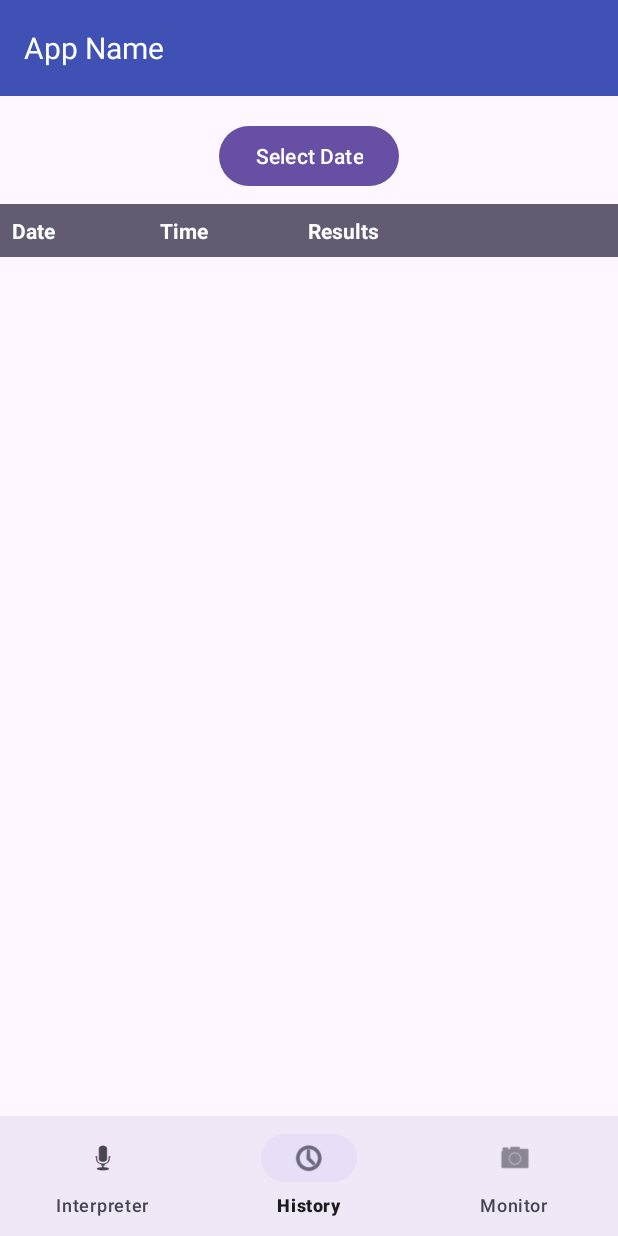
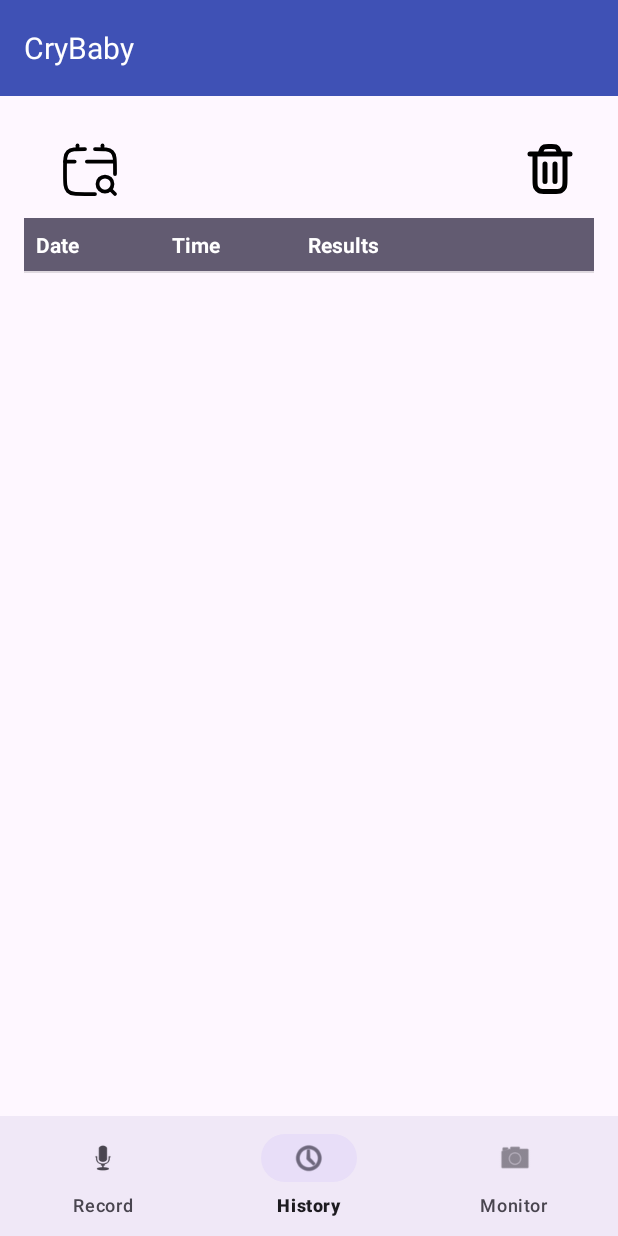
Before and after one commit to jjeroam/CryApp, an Android app: the HistoryFragment screen opened through its navigation route, on a phone screen of 412 x 824 dp. Run offline under Robolectric (Android 15) with nearby library versions, the phone set to English and light mode, and no system bars; our stand-ins replace navigation-ui; libraries missing offline, so code that uses them is left out: com.github.mikephil.charting, org.tensorflow.lite; pictures from the network do not load; 20 statements that could not run were skipped.

Commit message:
gui update1

```diff
--- /dev/null
+++ b/app/src/main/java/com/example/babycry/ui/CircularCountdownView.java
@@ -0,0 +1,68 @@
+package com.example.babycry.ui;
+
+import android.content.Context;
+import android.graphics.Canvas;
+import android.graphics.Paint;
+import android.util.AttributeSet;
+import android.view.View;
+
+public class CircularCountdownView extends View {
+
+    private Paint paint;
+    private float progress = 0;
+    private int radius;
+    private int strokeWidth;
+
+
+    public CircularCountdownView(Context context) {
+        super(context);
+        init();
+    }
+
+    public CircularCountdownView(Context context, AttributeSet attrs) {
+        super(context, attrs);
+        init();
+    }
+
+    public CircularCountdownView(Context context, AttributeSet attrs, int defStyleAttr) {
+        super(context, attrs, defStyleAttr);
+        init();
+    }
+
+    private void init() {
+        paint = new Paint();
+        paint.setStyle(Paint.Style.STROKE);
+        paint.setStrokeWidth(20); // Default stroke width
+        paint.setColor(getResources().getColor(android.R.color.holo_blue_light));
+        paint.setAntiAlias(true);
+    }
+
+    @Override
+    protected void onSizeChanged(int w, int h, int oldw, int oldh) {
+        super.onSizeChanged(w, h, oldw, oldh);
+        // Calculate radius and stroke width
+        radius = Math.min(w, h) / 2 - (int) paint.getStrokeWidth();
+        strokeWidth = (int) paint.getStrokeWidth();
+    }
+
+    @Override
+    protected void onDraw(Canvas canvas) {
+        super.onDraw(canvas);
+        float cx = getWidth() / 2;
+        float cy = getHeight() / 2;
+
+        // Draw the background circle
+        paint.setColor(getResources().getColor(android.R.color.darker_gray));
+        canvas.drawCircle(cx, cy, radius, paint);
+
+        // Draw the progress circle
+        paint.setColor(getResources().getColor(android.R.color.system_on_primary_container_light));
+        canvas.drawArc(cx - radius, cy - radius, cx + radius, cy + radius,
+                -90, progress * 360 / 100, false, paint);
+    }
+
+    public void setProgress(float progress) {
+        this.progress = progress;
+        invalidate();
+    }
+}
--- /dev/null
+++ b/app/src/main/res/drawable/calendar_search.xml
@@ -0,0 +1,41 @@
+<vector xmlns:android="http://schemas.android.com/apk/res/android"
+    android:width="1000dp"
+    android:height="1000dp"
+    android:viewportWidth="24"
+    android:viewportHeight="24">
+  <path
+      android:pathData="M22,14V12C22,8.229 22,6.343 20.828,5.172C19.657,4 17.771,4 14,4M14,22H10C6.229,22 4.343,22 3.172,20.828C2,19.657 2,17.771 2,14V12C2,8.229 2,6.343 3.172,5.172C4.343,4 6.229,4 10,4"
+      android:strokeWidth="1.5"
+      android:fillColor="#00000000"
+      android:strokeColor="#1C274C"
+      android:strokeLineCap="round"/>
+  <path
+      android:pathData="M7,4V2.5"
+      android:strokeWidth="1.5"
+      android:fillColor="#00000000"
+      android:strokeColor="#1C274C"
+      android:strokeLineCap="round"/>
+  <path
+      android:pathData="M17,4V2.5"
+      android:strokeWidth="1.5"
+      android:fillColor="#00000000"
+      android:strokeColor="#1C274C"
+      android:strokeLineCap="round"/>
+  <path
+      android:pathData="M18,18m-3,0a3,3 0,1 1,6 0a3,3 0,1 1,-6 0"
+      android:strokeWidth="1.5"
+      android:fillColor="#00000000"
+      android:strokeColor="#1C274C"/>
+  <path
+      android:pathData="M20.5,20.5L22,22"
+      android:strokeWidth="1.5"
+      android:fillColor="#00000000"
+      android:strokeColor="#1C274C"
+      android:strokeLineCap="round"/>
+  <path
+      android:pathData="M21.5,9H16.625H10.75M2,9H5.875"
+      android:strokeWidth="1.5"
+      android:fillColor="#00000000"
+      android:strokeColor="#1C274C"
+      android:strokeLineCap="round"/>
+</vector>
--- /dev/null
+++ b/app/src/main/res/drawable/trash_icon.xml
@@ -0,0 +1,13 @@
+<vector xmlns:android="http://schemas.android.com/apk/res/android"
+    android:width="1000dp"
+    android:height="1000dp"
+    android:viewportWidth="24"
+    android:viewportHeight="24">
+  <path
+      android:pathData="M4,6H20M16,6L15.729,5.188C15.467,4.401 15.336,4.008 15.093,3.717C14.878,3.46 14.602,3.261 14.29,3.139C13.938,3 13.523,3 12.694,3H11.306C10.477,3 10.062,3 9.71,3.139C9.398,3.261 9.122,3.46 8.907,3.717C8.664,4.008 8.533,4.401 8.271,5.188L8,6M18,6V16.2C18,17.88 18,18.72 17.673,19.362C17.385,19.927 16.927,20.385 16.362,20.673C15.72,21 14.88,21 13.2,21H10.8C9.12,21 8.28,21 7.638,20.673C7.074,20.385 6.615,19.927 6.327,19.362C6,18.72 6,17.88 6,16.2V6M14,10V17M10,10V17"
+      android:strokeLineJoin="round"
+      android:strokeWidth="2"
+      android:fillColor="#00000000"
+      android:strokeColor="#000000"
+      android:strokeLineCap="round"/>
+</vector>
--- a/app/src/main/res/layout/activity_main.xml
+++ b/app/src/main/res/layout/activity_main.xml
@@ -22,7 +22,7 @@
         android:id="@+id/app_name"
         android:layout_width="wrap_content"
         android:layout_height="wrap_content"
-        android:text="App Name"
+        android:text="CryBaby"
         android:textColor="@android:color/white"
         android:textSize="20sp"
         android:layout_marginStart="16dp"
--- a/app/src/main/res/layout/fragment_history.xml
+++ b/app/src/main/res/layout/fragment_history.xml
@@ -1,24 +1,43 @@
-<?xml version="1.0" encoding="utf-8"?>
-<LinearLayout xmlns:android="http://schemas.android.com/apk/res/android"
+<androidx.constraintlayout.widget.ConstraintLayout
+    xmlns:android="http://schemas.android.com/apk/res/android"
     xmlns:tools="http://schemas.android.com/tools"
+    xmlns:app="http://schemas.android.com/apk/res-auto"
     android:layout_width="match_parent"
     android:layout_height="match_parent"
-    android:orientation="vertical"
-    tools:context=".ui.HistoryFragment">
+    android:padding="16dp">
 
     <Button
         android:id="@+id/buttonDatePicker"
-        android:layout_width="wrap_content"
-        android:layout_height="wrap_content"
-        android:text="Select Date"
-        android:layout_gravity="center_horizontal"
-        android:layout_marginTop="16dp"
-        android:layout_marginBottom="8dp"/>
+        android:layout_width="65dp"
+        android:layout_height="65dp"
+        android:background="@android:color/transparent"
+        android:text=""
+        app:icon="@drawable/calendar_search"
+        app:iconSize="40dp"
+        app:iconTint="@color/black"
+        app:layout_constraintStart_toStartOf="parent"
+        app:layout_constraintTop_toTopOf="parent" />
+
+    <Button
+        android:id="@+id/buttonClearAll"
+        android:layout_width="65dp"
+        android:layout_height="65dp"
+        android:layout_marginEnd="8dp"
+        android:background="@android:color/transparent"
+        android:text=""
+        app:icon="@drawable/trash_icon"
+        app:iconSize="40dp"
+        app:iconTint="@color/black"
+        app:layout_constraintEnd_toEndOf="parent"
+        app:layout_constraintTop_toTopOf="parent" />
 
     <ListView
         android:id="@+id/historyListView"
-        android:layout_width="match_parent"
-        android:layout_height="wrap_content"
-        android:divider="@android:color/darker_gray"
-        android:dividerHeight="0.5dp"/>
-</LinearLayout>
+        android:layout_width="0dp"
+        android:layout_height="0dp"
+        app:layout_constraintEnd_toEndOf="parent"
+        app:layout_constraintStart_toStartOf="parent"
+        app:layout_constraintTop_toBottomOf="@+id/buttonDatePicker"
+        app:layout_constraintBottom_toBottomOf="parent" />
+
+</androidx.constraintlayout.widget.ConstraintLayout>
--- a/app/src/main/res/menu/bottom_nav_menu.xml
+++ b/app/src/main/res/menu/bottom_nav_menu.xml
@@ -3,7 +3,7 @@
     <item
         android:id="@+id/navigation_interpreter"
         android:icon="@android:drawable/ic_btn_speak_now"
-        android:title="Interpreter" />
+        android:title="Record" />
     <item
         android:id="@+id/navigation_routines"
         android:icon="@android:drawable/ic_menu_recent_history"
--- a/app/src/main/res/navigation/mobile_navigation.xml
+++ b/app/src/main/res/navigation/mobile_navigation.xml
@@ -8,13 +8,13 @@
     <fragment
         android:id="@+id/navigation_interpreter"
         android:name="com.example.babycry.ui.InterpreterFragment"
-        android:label="interpreter"
+        android:label="record"
         tools:layout="@layout/fragment_interpreter" />
 
     <fragment
         android:id="@+id/navigation_routines"
         android:name="com.example.babycry.ui.HistoryFragment"
-        android:label="routines"
+        android:label="history"
         tools:layout="@layout/fragment_history" />
 
     <fragment
--- /dev/null
+++ b/app/src/main/res/values/attrs.xml
@@ -0,0 +1,6 @@
+<resources>
+    <declare-styleable name="CircularCountdownView">
+        <attr name="countdown_color" format="color"/>
+        <attr name="stroke_width" format="dimension"/>
+    </declare-styleable>
+</resources>
```
Also changed, not shown: app/src/main/AndroidManifest.xml (+1 -28 lines), app/src/main/java/com/example/babycry/ui/HistoryFragment.java (+45 -11 lines), app/src/main/java/com/example/babycry/ui/InterpreterFragment.java (+21 -1 lines), app/src/main/res/drawable/progress_bar_drawable.xml (added, +22 -0 lines), app/src/main/res/layout/fragment_interpreter.xml (+13 -0 lines), app/src/main/res/layout/dialog_recommendations.xml (line endings or trailing spaces), 3 other files. Lines whose indentation alone changed are shown as unchanged.
